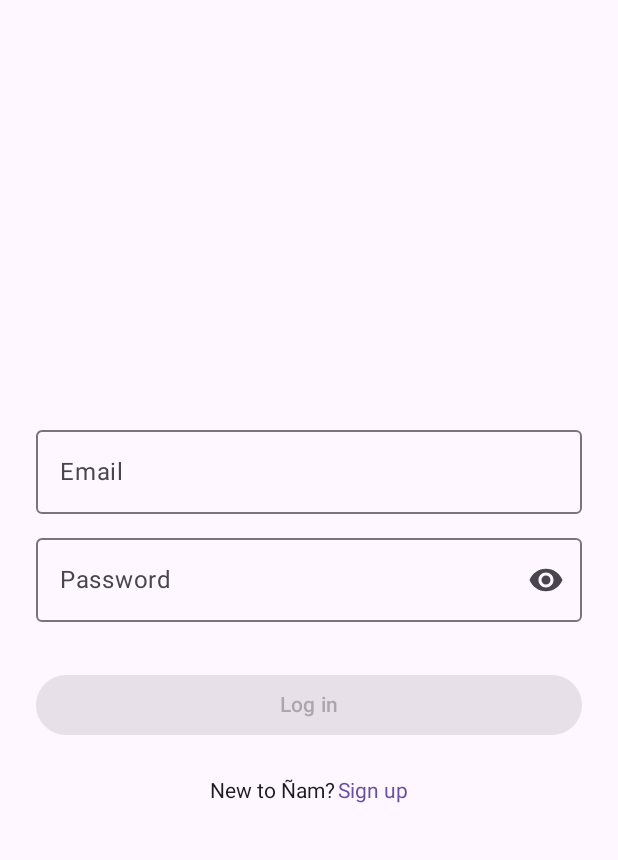
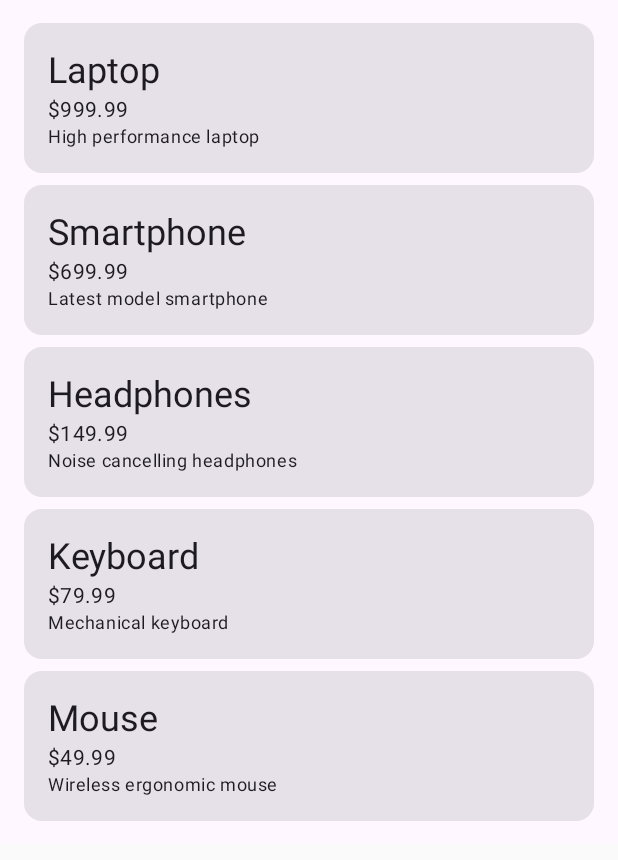
Before and after one commit to ramirezandradesara/SoyPeyaApp, an Android app built with Jetpack Compose: the screen it shows after launch (MainActivity), on a phone screen of 412 x 824 dp. Shown: the top 860 px of the screen. Run offline under Robolectric (Android 15) with nearby library versions, the light colour scheme and no system bars.

Commit message:
feat: add products list view and model

```diff
--- a/app/build.gradle.kts
+++ b/app/build.gradle.kts
@@ -79,6 +79,7 @@ dependencies {
     implementation(project(":feature:login"))
     implementation(project(":feature:home"))
     implementation(project(":feature:register"))
+    implementation(project(":feature:products"))
     implementation(project(":core:approutes"))
 
     implementation(libs.androidx.recyclerview)
--- a/app/src/main/java/com/soyhenry/soypeyaapp/view/ui/activities/MainActivity.kt
+++ b/app/src/main/java/com/soyhenry/soypeyaapp/view/ui/activities/MainActivity.kt
@@ -15,6 +15,7 @@ import androidx.activity.viewModels
 import androidx.navigation.NavHostController
 import com.soyhenry.core.approutes.AppRoutes
 import com.soyhenry.feature.register.ui.RegisterView
+import com.soyhenryfeature.products.ui.ProductsView
 
 class MainActivity : ComponentActivity() {
     private val loginViewModel: LoginViewModel by viewModels()
@@ -27,7 +28,7 @@ class MainActivity : ComponentActivity() {
             Surface(color = MaterialTheme.colorScheme.background) {
                 NavHost(
                     navController = navController,
-                    startDestination = AppRoutes.LogIn.route
+                    startDestination = AppRoutes.Products.route
                 ) {
                     composable(route =  AppRoutes.LogIn.route) {
                         LoginView(
@@ -43,6 +44,9 @@ class MainActivity : ComponentActivity() {
                             navController = navController
                         )
                     }
+                    composable(route = AppRoutes.Products.route) {
+                        ProductsView(navController = navController)
+                    }
                 }
             }
         }
--- a/core/approutes/src/main/java/com/soyhenry/core/approutes/AppRoutes.kt
+++ b/core/approutes/src/main/java/com/soyhenry/core/approutes/AppRoutes.kt
@@ -4,6 +4,7 @@ sealed class AppRoutes(val route: String) {
     object Home : AppRoutes("home")
     object LogIn : AppRoutes("login")
     object Register : AppRoutes("register")
+    object Products : AppRoutes("products")
 
     data class Profile(val baseRoute: String = "profile", val argName: String = "userId") :
         AppRoutes("$baseRoute/{$argName}") {
--- a/feature/login/src/main/java/com/soyhenry/feature/login/ui/LoginView.kt
+++ b/feature/login/src/main/java/com/soyhenry/feature/login/ui/LoginView.kt
@@ -24,7 +24,6 @@ import androidx.navigation.compose.rememberNavController
 import androidx.compose.foundation.clickable
 import androidx.compose.foundation.layout.Row
 import androidx.compose.foundation.layout.width
-import androidx.compose.material3.ExperimentalMaterial3Api
 import androidx.compose.material3.MaterialTheme
 import androidx.lifecycle.viewmodel.compose.viewModel
 import com.soyhenry.core.approutes.AppRoutes
@@ -32,7 +31,6 @@ import com.soyhenry.core.constants.appinfo.AppInfo
 import com.soyhenry.feature.login.viewmodel.LoginViewModel
 import com.soyhenry.library.ui.components.PasswordTextField
 
-@OptIn(ExperimentalMaterial3Api::class)
 @Composable
 fun LoginView(
     loginViewModel: LoginViewModel,
@@ -56,8 +54,8 @@ fun LoginView(
 
     LaunchedEffect(loginSuccess) {
         if (loginSuccess == true) {
-            navController.navigate("home") {
-                popUpTo("login") { inclusive = true }
+            navController.navigate(AppRoutes.Products.route) {
+                popUpTo(AppRoutes.LogIn.route) { inclusive = true }
             }
         }
     }
--- /dev/null
+++ b/feature/products/src/main/AndroidManifest.xml
@@ -0,0 +1,4 @@
+<?xml version="1.0" encoding="utf-8"?>
+<manifest xmlns:android="http://schemas.android.com/apk/res/android">
+
+</manifest>
--- /dev/null
+++ b/feature/products/src/main/java/com/soyhenryfeature/products/model/Product.kt
@@ -0,0 +1,8 @@
+package com.soyhenryfeature.products.model
+
+data class Product(
+    val id: Int,
+    val name: String,
+    val price: Double,
+    val description: String
+)
--- /dev/null
+++ b/feature/products/src/main/java/com/soyhenryfeature/products/ui/ProductsView.kt
@@ -0,0 +1,78 @@
+package com.soyhenryfeature.products.ui
+
+import androidx.compose.foundation.layout.Arrangement
+import androidx.compose.foundation.layout.Column
+import androidx.compose.foundation.layout.fillMaxWidth
+import androidx.compose.foundation.layout.padding
+import androidx.compose.foundation.lazy.LazyColumn
+import androidx.compose.foundation.lazy.items
+import androidx.compose.material3.Card
+import androidx.compose.material3.MaterialTheme
+import androidx.compose.material3.Text
+import androidx.compose.runtime.Composable
+import androidx.navigation.NavController
+import androidx.compose.ui.Modifier
+import androidx.compose.ui.tooling.preview.Preview
+import androidx.compose.ui.unit.dp
+import androidx.navigation.compose.rememberNavController
+import com.soyhenryfeature.products.model.Product
+
+@Composable
+fun ProductsView(
+    navController: NavController
+) {
+    val products = listOf(
+        Product(1, "Laptop", 999.99, "High performance laptop"),
+        Product(2, "Smartphone", 699.99, "Latest model smartphone"),
+        Product(3, "Headphones", 149.99, "Noise cancelling headphones"),
+        Product(4, "Keyboard", 79.99, "Mechanical keyboard"),
+        Product(5, "Mouse", 49.99, "Wireless ergonomic mouse")
+    )
+
+    LazyColumn(
+        modifier = Modifier
+            .fillMaxWidth()
+            .padding(vertical = 15.dp),
+        verticalArrangement = Arrangement.spacedBy(8.dp)
+    ) {
+        items(products) { product ->
+            ProductItem(product = product)
+        }
+    }
+}
+
+@Composable
+fun ProductItem(product: Product) {
+    Card(
+        modifier = Modifier
+            .fillMaxWidth()
+            .padding(horizontal = 16.dp)
+    ) {
+        Column(
+            modifier = Modifier.padding(16.dp)
+        ) {
+            Text(
+                text = product.name,
+                style = MaterialTheme.typography.headlineSmall
+            )
+            Text(
+                text = "$${product.price}",
+                style = MaterialTheme.typography.bodyMedium
+            )
+            Text(
+                text = product.description,
+                style = MaterialTheme.typography.bodySmall
+            )
+        }
+    }
+}
+
+@Composable
+@Preview(showBackground = true)
+fun ProductsViewPreview(){
+    val navController = rememberNavController()
+
+    ProductsView(
+        navController = navController
+    )
+}
--- /dev/null
+++ b/feature/products/src/main/java/com/soyhenryfeature/products/viewmodel/ProductsViewModel.kt
@@ -0,0 +1,4 @@
+package com.soyhenryfeature.products.viewmodel
+
+class ProductsViewModel {
+}
--- a/feature/register/src/main/java/com/soyhenry/feature/register/ui/RegisterView.kt
+++ b/feature/register/src/main/java/com/soyhenry/feature/register/ui/RegisterView.kt
@@ -57,8 +57,8 @@ fun RegisterView(
 
     LaunchedEffect(registerSuccess) {
         if (registerSuccess) {
-            navController.navigate("home") {
-                popUpTo("login") { inclusive = true }
+            navController.navigate(AppRoutes.Products.route) {
+                popUpTo(AppRoutes.Register.route) { inclusive = true }
             }
         }
     }
--- a/settings.gradle.kts
+++ b/settings.gradle.kts
@@ -33,3 +33,4 @@ include(":feature:register")
 include(":library:ui:components")
 include(":core:approutes")
 include(":core:constants:appinfo")
+include(":feature:products")
```
Also changed, not shown: feature/products/build.gradle.kts (added, +65 -0 lines), 5 other files.
